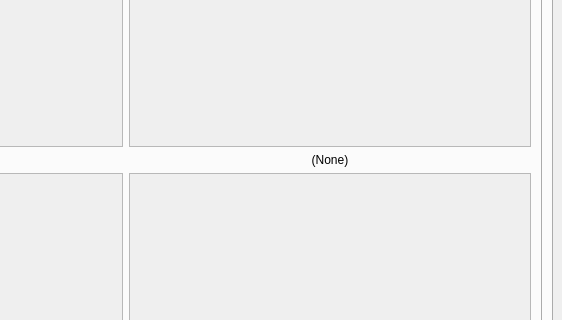
Above: user_interface.ui from cunarist/solie before the change; both pictures show x 718 to 1280 and y 220 to 540 of the 1280 by 720 pixel window. Below: the same form after it.
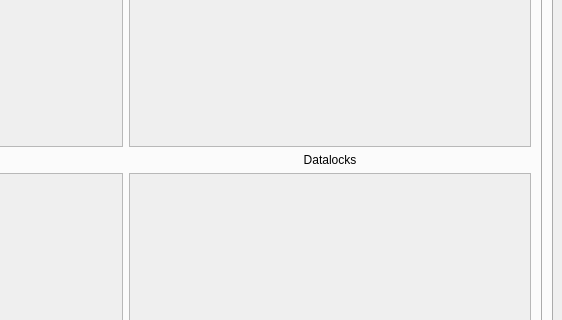
That is the form after the change. The open tabs and pages were chosen to show the change. Icons and pictures are not drawn. Custom widgets are drawn as their Qt base class.

Commit message: Display datalocks status in status panel

```diff
--- a/user_interface.ui
+++ b/user_interface.ui
@@ -1860,7 +1860,7 @@
               <item row="2" column="2">
                <widget class="QLabel" name="label_40">
                 <property name="text">
-                 <string>(None)</string>
+                 <string>Datalocks</string>
                 </property>
                 <property name="alignment">
                  <set>Qt::AlignCenter</set>
```
Left out of the diff: 26 changed lines with no effect on the pictures. The commit also changes 3 other files.
